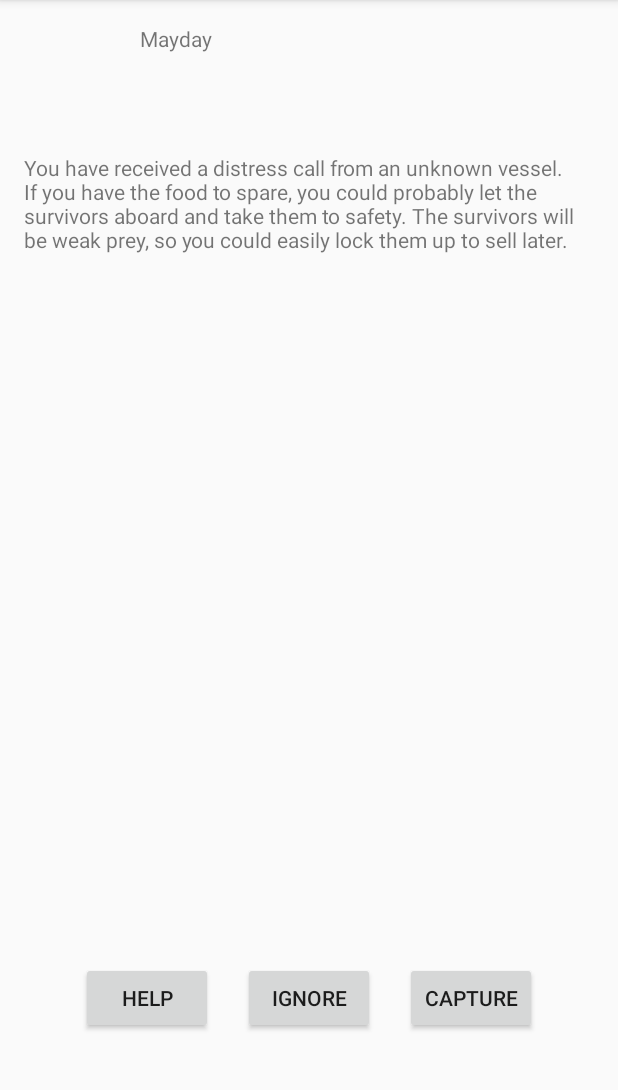
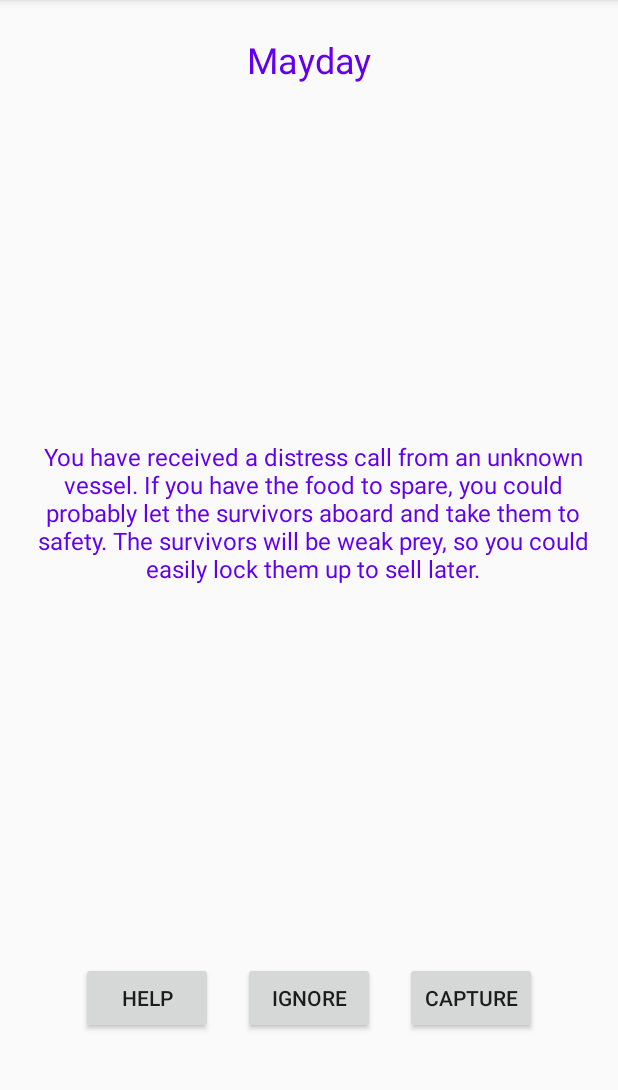
Before and after one commit to lalatorres14/Watersgate, an Android app: the ThreeChoiceMinigame screen opened directly, with no data from a screen before it, on a phone screen of 412 x 824 dp, the part 84-1174 px from its top. Run offline under Robolectric (Android 15) with nearby library versions, the phone set to English and light mode, and no system bars.

Commit message:
Better looks
Minigame now looks better (totally didn't rip-off Jenna's work on the Random Events here)

```diff
--- a/SpaceTrader/app/src/main/res/layout/three_choice_minigame_screen.xml
+++ b/SpaceTrader/app/src/main/res/layout/three_choice_minigame_screen.xml
@@ -12,7 +12,10 @@
         android:layout_height="48dp"
         android:layout_marginTop="16dp"
         android:layout_marginBottom="8dp"
-        android:text="TextView"
+        android:gravity="center"
+        android:text="@string/RandomEventTitle"
+        android:textColor="@color/design_default_color_primary"
+        android:textSize="24sp"
         app:layout_constraintBottom_toBottomOf="parent"
         app:layout_constraintEnd_toEndOf="parent"
         app:layout_constraintStart_toStartOf="parent"
@@ -27,7 +30,10 @@
         android:layout_marginTop="16dp"
         android:layout_marginEnd="8dp"
         android:layout_marginBottom="8dp"
-        android:text="TextView"
+        android:gravity="center"
+        android:text="@string/RandEventText"
+        android:textColor="@color/design_default_color_primary"
+        android:textSize="16sp"
         app:layout_constraintBottom_toBottomOf="parent"
         app:layout_constraintEnd_toEndOf="parent"
         app:layout_constraintHorizontal_bias="0.0"
```
